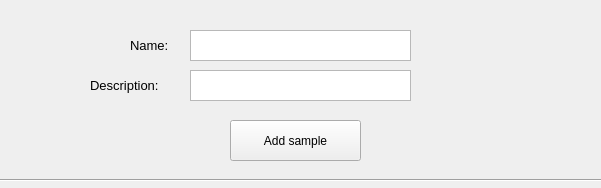
The window that SampleAddForm.ui (shimanskIA/FFS-Software) describes before a commit, drawn with Qt 5.
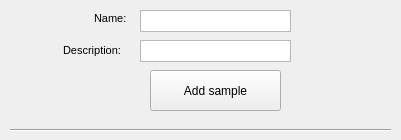
The same window after the commit. Icons and pictures are not drawn.

What changed in the file:
```diff
--- a/SampleAddForm.ui
+++ b/SampleAddForm.ui
@@ -6,8 +6,8 @@
    <rect>
     <x>0</x>
     <y>0</y>
-    <width>601</width>
-    <height>188</height>
+    <width>401</width>
+    <height>140</height>
    </rect>
   </property>
   <property name="windowTitle">
@@ -16,15 +16,15 @@
   <widget class="QLabel" name="label">
    <property name="geometry">
     <rect>
-     <x>130</x>
-     <y>30</y>
-     <width>61</width>
+     <x>94</x>
+     <y>3</y>
+     <width>41</width>
      <height>31</height>
     </rect>
    </property>
    <property name="font">
     <font>
-     <pointsize>10</pointsize>
+     <pointsize>8</pointsize>
     </font>
    </property>
    <property name="text">
@@ -34,15 +34,15 @@
   <widget class="QLabel" name="label_2">
    <property name="geometry">
     <rect>
-     <x>90</x>
-     <y>70</y>
-     <width>121</width>
+     <x>63</x>
+     <y>35</y>
+     <width>71</width>
      <height>31</height>
     </rect>
    </property>
    <property name="font">
     <font>
-     <pointsize>10</pointsize>
+     <pointsize>8</pointsize>
     </font>
    </property>
    <property name="text">
@@ -52,39 +52,45 @@
   <widget class="QTextEdit" name="NameInput">
    <property name="geometry">
     <rect>
-     <x>190</x>
-     <y>30</y>
-     <width>221</width>
-     <height>31</height>
+     <x>140</x>
+     <y>10</y>
+     <width>151</width>
+     <height>22</height>
     </rect>
    </property>
    <property name="font">
     <font>
-     <pointsize>10</pointsize>
+     <pointsize>8</pointsize>
     </font>
    </property>
+   <property name="verticalScrollBarPolicy">
+    <enum>Qt::ScrollBarAlwaysOff</enum>
+   </property>
   </widget>
   <widget class="QTextEdit" name="DescriptionInput">
    <property name="geometry">
     <rect>
-     <x>190</x>
-     <y>70</y>
-     <width>221</width>
-     <height>31</height>
+     <x>140</x>
+     <y>40</y>
+     <width>151</width>
+     <height>22</height>
     </rect>
    </property>
    <property name="font">
     <font>
-     <pointsize>10</pointsize>
+     <pointsize>8</pointsize>
     </font>
    </property>
+   <property name="verticalScrollBarPolicy">
+    <enum>Qt::ScrollBarAlwaysOff</enum>
+   </property>
   </widget>
   <widget class="Line" name="line">
    <property name="geometry">
     <rect>
-     <x>0</x>
-     <y>170</y>
-     <width>611</width>
+     <x>10</x>
+     <y>120</y>
+     <width>381</width>
      <height>20</height>
     </rect>
    </property>
@@ -95,8 +101,8 @@
   <widget class="QPushButton" name="AddSampleButton">
    <property name="geometry">
     <rect>
-     <x>230</x>
-     <y>120</y>
+     <x>150</x>
+     <y>70</y>
      <width>131</width>
      <height>41</height>
     </rect>
```
Left out of the diff: 4 changed lines with no effect on the pictures.
